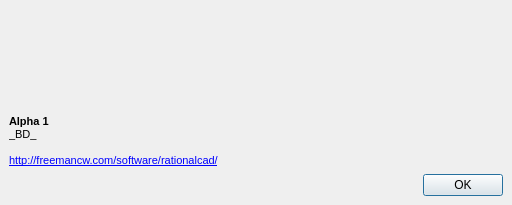
Before: the Qt Designer form rationalcad/forms/dialog_about.ui in freemancw/rationalcad, drawn with Qt 5.
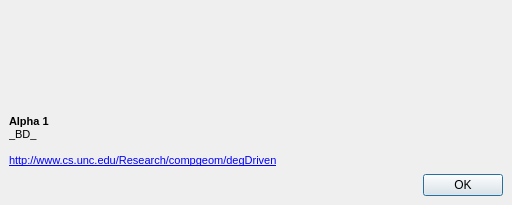
After: the same form once the commit is applied. Icons and pictures are not drawn.

```diff
--- a/rationalcad/forms/dialog_about.ui
+++ b/rationalcad/forms/dialog_about.ui
@@ -87,6 +87,9 @@
          <family>MS Shell Dlg 2</family>
         </font>
        </property>
+       <property name="lineWidth">
+        <number>0</number>
+       </property>
        <property name="text">
         <string>&lt;!DOCTYPE HTML PUBLIC &quot;-//W3C//DTD HTML 4.0//EN&quot; &quot;http://www.w3.org/TR/REC-html40/strict.dtd&quot;&gt;
 &lt;html&gt;&lt;head&gt;&lt;meta name=&quot;qrichtext&quot; content=&quot;1&quot; /&gt;&lt;style type=&quot;text/css&quot;&gt;
@@ -95,7 +98,7 @@
 &lt;p style=&quot; margin-top:0px; margin-bottom:0px; margin-left:0px; margin-right:0px; -qt-block-indent:0; text-indent:0px;&quot;&gt;&lt;span style=&quot; font-weight:600;&quot;&gt;Alpha 1&lt;/span&gt;&lt;/p&gt;
 &lt;p style=&quot; margin-top:0px; margin-bottom:0px; margin-left:0px; margin-right:0px; -qt-block-indent:0; text-indent:0px;&quot;&gt;_BD_&lt;/p&gt;
 &lt;p style=&quot;-qt-paragraph-type:empty; margin-top:0px; margin-bottom:0px; margin-left:0px; margin-right:0px; -qt-block-indent:0; text-indent:0px;&quot;&gt;&lt;br /&gt;&lt;/p&gt;
-&lt;p style=&quot; margin-top:0px; margin-bottom:0px; margin-left:0px; margin-right:0px; -qt-block-indent:0; text-indent:0px;&quot;&gt;&lt;a href=&quot;http://freemancw.com/software/rationalcad/&quot;&gt;&lt;span style=&quot; text-decoration: underline; color:#0000ff;&quot;&gt;http://freemancw.com/software/rationalcad/&lt;/span&gt;&lt;/a&gt;&lt;/p&gt;&lt;/body&gt;&lt;/html&gt;</string>
+&lt;p style=&quot; margin-top:0px; margin-bottom:0px; margin-left:0px; margin-right:0px; -qt-block-indent:0; text-indent:0px;&quot;&gt;&lt;a href=&quot;http://www.cs.unc.edu/Research/compgeom/degDriven&quot;&gt;&lt;span style=&quot; text-decoration: underline; color:#0000ff;&quot;&gt;http://www.cs.unc.edu/Research/compgeom/degDriven&lt;/span&gt;&lt;/a&gt;&lt;/p&gt;&lt;/body&gt;&lt;/html&gt;</string>
        </property>
        <property name="textFormat">
         <enum>Qt::RichText</enum>
```
Left out of the diff: 7 changed lines with no effect on the pictures.
